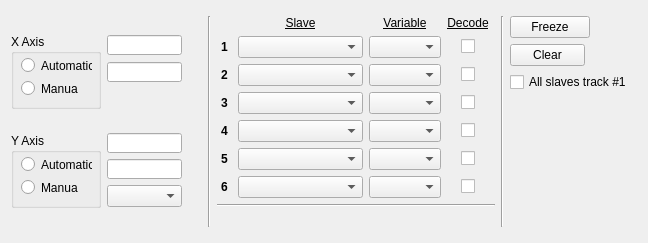
The window that ui/w_2dplot.ui (JFDuval/flexsea-plan) describes before a commit, drawn with Qt 5.
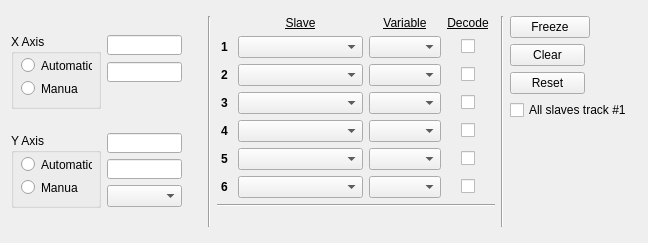
The same window after the commit.

Commit message: Added Reset button, 2DPlot

What changed in the file:
```diff
--- a/ui/w_2dplot.ui
+++ b/ui/w_2dplot.ui
@@ -710,7 +710,7 @@
          </property>
         </widget>
        </item>
-       <item row="2" column="0">
+       <item row="3" column="0">
         <widget class="QCheckBox" name="checkBoxTrack">
          <property name="text">
           <string>All slaves track #1</string>
@@ -736,7 +736,7 @@
          </property>
         </widget>
        </item>
-       <item row="3" column="0">
+       <item row="4" column="0">
         <spacer name="verticalSpacer_5">
          <property name="orientation">
           <enum>Qt::Vertical</enum>
@@ -749,6 +749,25 @@
          </property>
         </spacer>
        </item>
+       <item row="2" column="0">
+        <widget class="QPushButton" name="pbReset">
+         <property name="minimumSize">
+          <size>
+           <width>75</width>
+           <height>0</height>
+          </size>
+         </property>
+         <property name="maximumSize">
+          <size>
+           <width>75</width>
+           <height>16777215</height>
+          </size>
+         </property>
+         <property name="text">
+          <string>Reset</string>
+         </property>
+        </widget>
+       </item>
       </layout>
      </item>
      <item row="0" column="5">
```
The commit also changes 2 other files.
